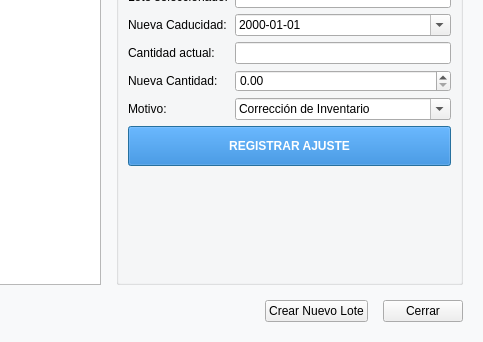
Before: the Qt Designer form stock.ui in Ladis72/tienda, drawn with Qt 5; both pictures show x 267 to 750 and y 158 to 500 of the 750 by 500 pixel window.
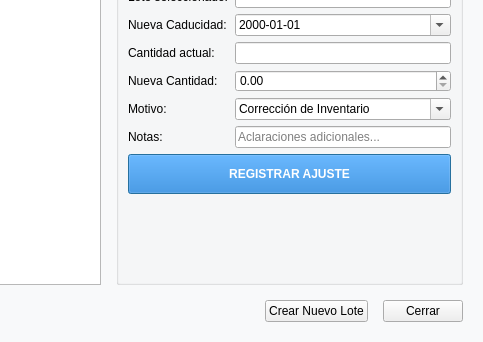
After: the same form once the commit is applied. Icons and pictures are not drawn.

```diff
--- a/stock.ui
+++ b/stock.ui
@@ -204,7 +204,21 @@
           </item>
          </widget>
         </item>
-        <item row="5" column="0" colspan="2">
+        <item row="5" column="0">
+         <widget class="QLabel" name="label_notas">
+          <property name="text">
+           <string>Notas:</string>
+          </property>
+         </widget>
+        </item>
+        <item row="5" column="1">
+         <widget class="QLineEdit" name="lineEditNotas">
+          <property name="placeholderText">
+           <string>Aclaraciones adicionales...</string>
+          </property>
+         </widget>
+        </item>
+        <item row="6" column="0" colspan="2">
          <widget class="QPushButton" name="pushButtonValidar">
           <property name="minimumSize">
            <size>
@@ -225,7 +239,7 @@
           </property>
          </widget>
         </item>
-        <item row="6" column="0" colspan="2">
+        <item row="7" column="0" colspan="2">
          <spacer name="verticalSpacer">
           <property name="orientation">
            <enum>Qt::Orientation::Vertical</enum>
```
